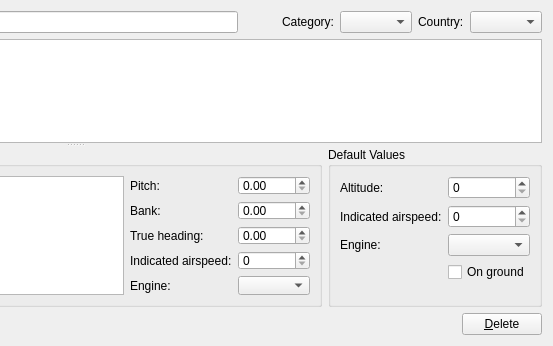
First picture: the form in src/Plugins/Module/Location/src/LocationWidget.ui, repository till213/SkyDolly, before the edit; both pictures show x 404 to 957 and y 0 to 346 of the 957 by 346 pixel window.
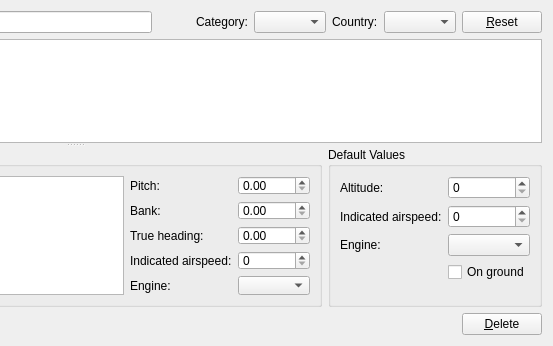
Second picture: the form after the edit. Custom widgets are drawn as their Qt base class.

Commit message: Add a Reset location filter button

The edit to the form file:
```diff
--- a/src/Plugins/Module/Location/src/LocationWidget.ui
+++ b/src/Plugins/Module/Location/src/LocationWidget.ui
@@ -71,6 +71,16 @@
        </property>
       </widget>
      </item>
+     <item>
+      <widget class="QPushButton" name="resetFilterPushButton">
+       <property name="toolTip">
+        <string>Reset the search filter criteria.</string>
+       </property>
+       <property name="text">
+        <string>&amp;Reset</string>
+       </property>
+      </widget>
+     </item>
     </layout>
    </item>
    <item>
```
The commit also changes 5 other files.
